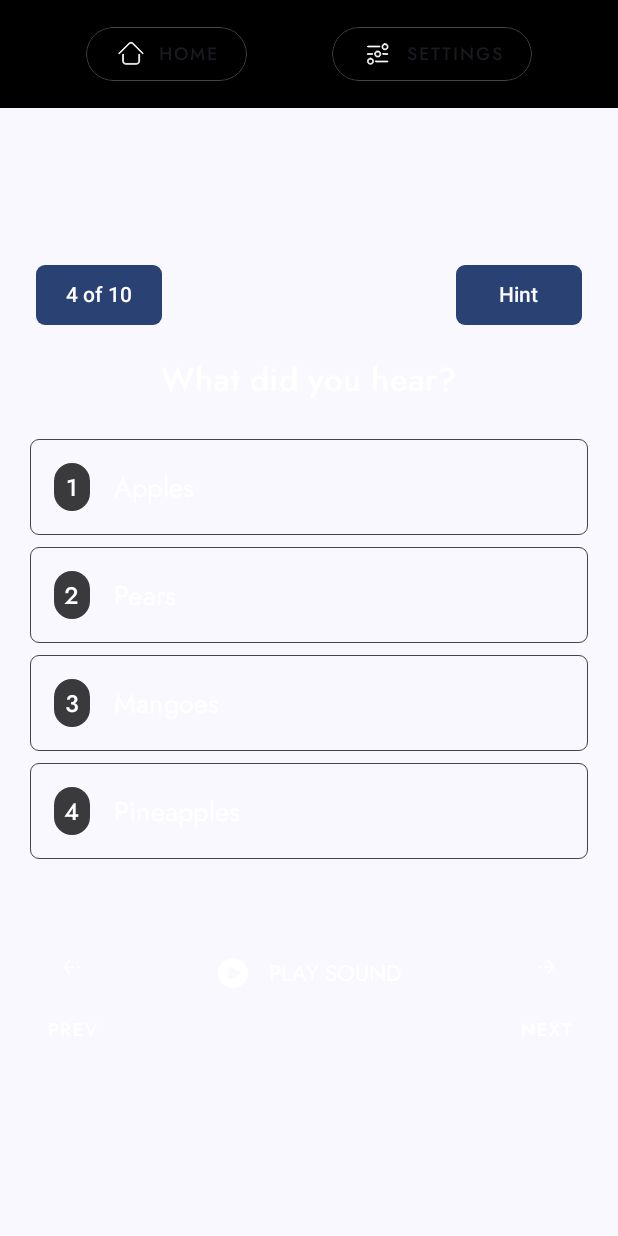
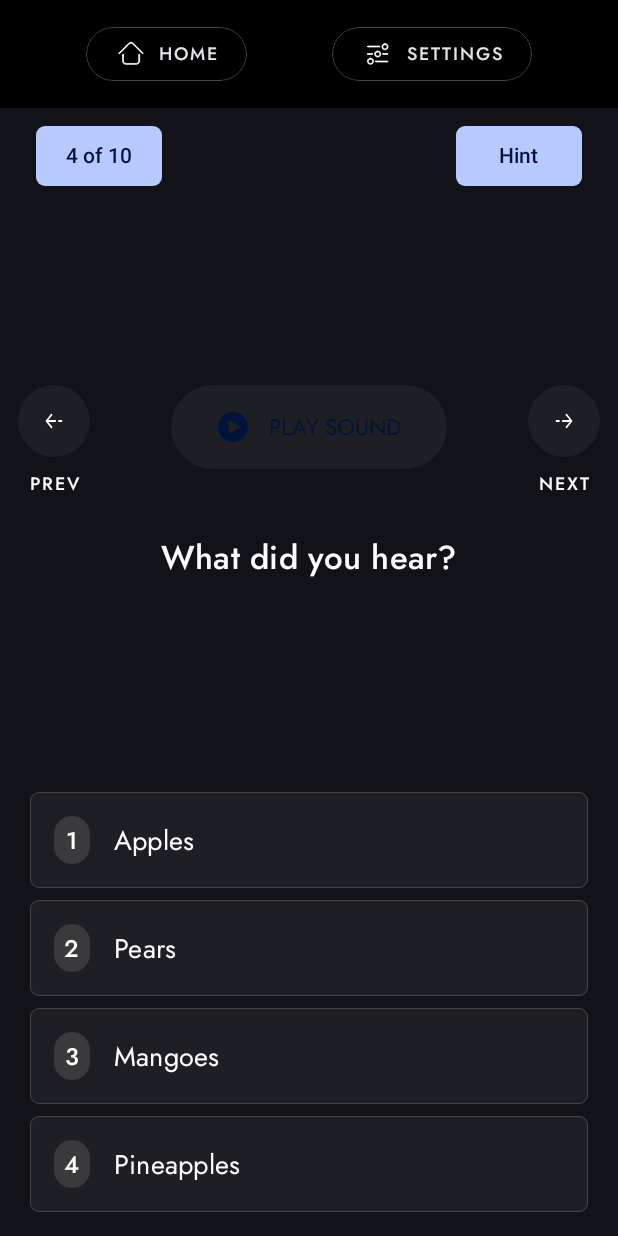
Before and after one commit to being-eyram/Speechsmith, an Android app built with Jetpack Compose: the @Preview function ListenNChoosePreview, on a phone screen of 412 x 824 dp. Run offline under Robolectric (Android 15) with nearby library versions, the phone set to English and light mode, and no system bars; our stand-ins replace constraintlayout-compose.

Commit message:
Refactor ListenAndChooseScreen layout

```diff
--- a/app/src/main/java/io/eyram/speechsmith/ui/screens/listenandchoose/ListenAndChooseScreen.kt
+++ b/app/src/main/java/io/eyram/speechsmith/ui/screens/listenandchoose/ListenAndChooseScreen.kt
@@ -34,21 +34,21 @@ fun ListenAndChooseTextScreen() {
     Scaffold(
         topBar = { SpellingExerciseAppBar(onHomeClick = { /*TODO*/ }) {} }
     ) { padding ->
-        Box(
-            Modifier
+
+
+        ConstraintLayout(
+            modifier = Modifier
                 .fillMaxSize()
                 .padding(padding),
-            contentAlignment = Alignment.Center
         ) {
-            ConstraintLayout(modifier = Modifier.fillMaxWidth()) {
-                val (soundCtrlRef, optCardRef, instRef, hintRef) = createRefs()
+            val (soundCtrlRef, optCardRef, hintRef) = createRefs()
 
             Row(
                 modifier = Modifier
                     .padding(horizontal = 24.dp)
                     .fillMaxWidth()
                     .constrainAs(hintRef) {
-                            bottom.linkTo(instRef.top)
+                        top.linkTo(parent.top, 12.dp)
                         start.linkTo(parent.start)
                         end.linkTo(parent.end)
                     },
@@ -72,26 +72,37 @@ fun ListenAndChooseTextScreen() {
                 }
             }
 
+            Column(
+                modifier = Modifier.constrainAs(soundCtrlRef) {
+                    start.linkTo(parent.start)
+                    end.linkTo(parent.end)
+                    top.linkTo(hintRef.bottom)
+                    bottom.linkTo(optCardRef.top)
+                },
+                horizontalAlignment = Alignment.CenterHorizontally
+            ) {
+
+                SoundControls(
+                    modifier = Modifier.padding(horizontal = 12.dp),
+                    onPrevClick = { /*TODO*/ },
+                    onPlaySoundClick = { /*TODO*/ }
+                ) {}
+
                 Text(
-                    modifier = Modifier
-                        .paddingFromBaseline(top = 44.dp, bottom = 32.dp)
-                        .constrainAs(instRef) {
-                            bottom.linkTo(optCardRef.top)
-                            start.linkTo(optCardRef.start)
-                            end.linkTo(optCardRef.end)
-                        },
+                    modifier = Modifier.paddingFromBaseline(top = 48.dp, bottom = 16.dp),
                     text = LABEL_QUESTION,
                     style = MaterialTheme.typography.titleLarge.copy(
                         fontSize = 22.sp,
                         color = Color.White
                     )
                 )
+            }
 
             Column(
                 modifier = Modifier.constrainAs(optCardRef) {
-                        bottom.linkTo(soundCtrlRef.top, margin = 40.dp)
-                        start.linkTo(soundCtrlRef.start)
-                        end.linkTo(soundCtrlRef.end)
+                    bottom.linkTo(parent.bottom, margin = 8.dp)
+                    start.linkTo(parent.start)
+                    end.linkTo(parent.end)
                 }
             ) {
                 val optionsList = testQuestion.optionsAsList()
@@ -107,18 +118,7 @@ fun ListenAndChooseTextScreen() {
                     Spacer(Modifier.height(8.dp))
                 }
             }
-                SoundControls(
-                    modifier = Modifier
-                        .padding(horizontal = 24.dp)
-                        .constrainAs(soundCtrlRef) {
-                            bottom.linkTo(parent.bottom, margin = 24.dp)
-                            start.linkTo(parent.start)
-                            end.linkTo(parent.end)
-                        },
-                    onPrevClick = { /*TODO*/ },
-                    onPlaySoundClick = { /*TODO*/ }) {
-                }
-            }
+
         }
     }
 }
@@ -127,7 +127,7 @@ fun ListenAndChooseTextScreen() {
 @Preview()
 @Composable
 fun ListenNChoosePreview() {
-    SpeechsmithTheme() {
+    SpeechsmithTheme(darkTheme = true) {
         Box(
             Modifier
                 .fillMaxSize()
--- a/app/src/main/java/io/eyram/speechsmith/ui/screens/listenandspell/ListenAndSpellScreen.kt
+++ b/app/src/main/java/io/eyram/speechsmith/ui/screens/listenandspell/ListenAndSpellScreen.kt
@@ -38,7 +38,7 @@ fun ListenAndSpellScreen(viewModel: ListenAndSpellScreenVM = viewModel()) {
 
             Row(
                 modifier = Modifier
-                    .padding(horizontal = 24.dp)
+                    .padding(horizontal = 12.dp)
                     .fillMaxWidth()
                     .constrainAs(hintRef) {
                         top.linkTo(parent.top, 12.dp)
@@ -76,7 +76,7 @@ fun ListenAndSpellScreen(viewModel: ListenAndSpellScreenVM = viewModel()) {
             ) {
 
                 SoundControls(
-                    modifier = Modifier.padding(end = 24.dp, start = 24.dp),
+                    modifier = Modifier.padding(horizontal = 12.dp),
                     onPrevClick = { /*TODO*/ },
                     onPlaySoundClick = { /*TODO*/ }
                 ) {}
```
Lines whose indentation alone changed are shown as unchanged.
